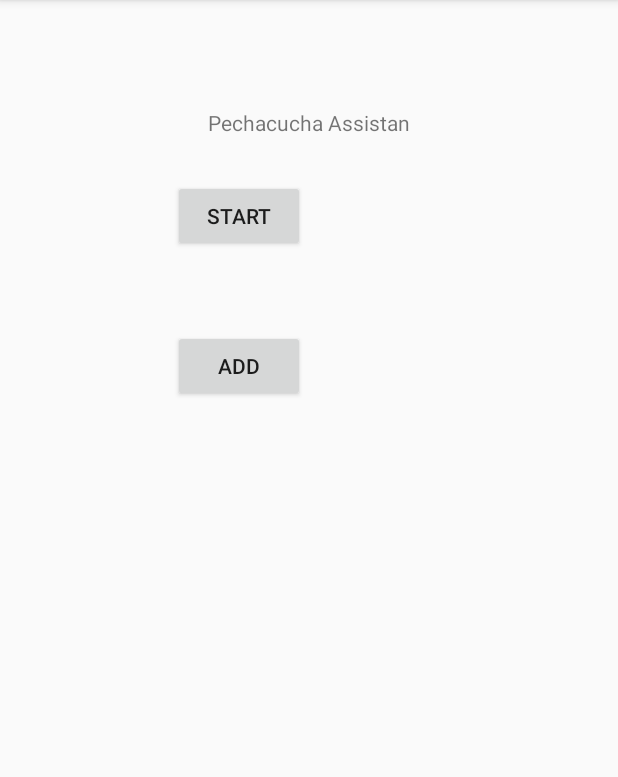
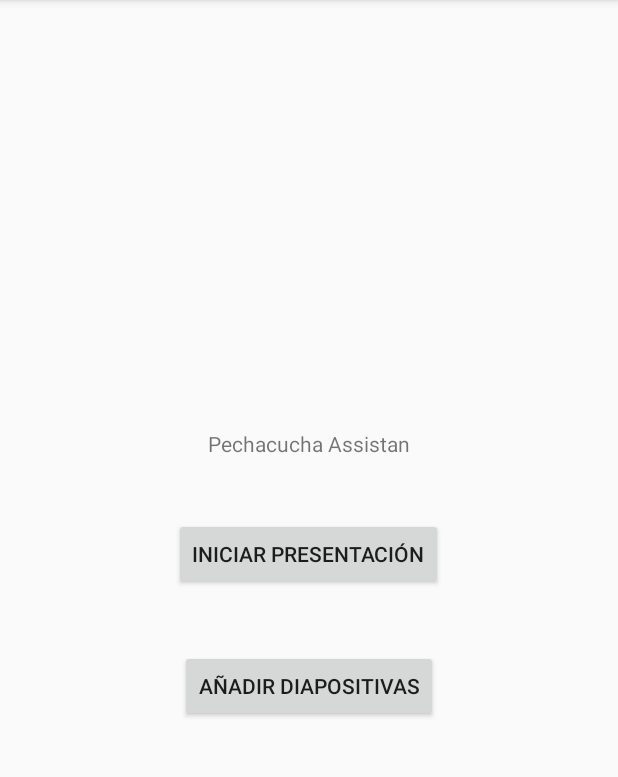
Before and after one commit to madcapitanmorgan/FinalJoe, an Android app: the screen it shows after launch (MainActivity), on a phone screen of 412 x 824 dp, the part 84-861 px from its top. Run offline under Robolectric (Android 15) with nearby library versions, the phone set to English and light mode, and no system bars.

Commit message:
Mejorado en diseño de pantallas

```diff
--- a/app/src/main/java/com/example/finaljoe/MainActivity.java
+++ b/app/src/main/java/com/example/finaljoe/MainActivity.java
@@ -3,6 +3,7 @@ package com.example.finaljoe;
 import androidx.appcompat.app.AppCompatActivity;
 import android.os.Bundle;
 import android.util.Log;
+import android.view.View;
 
 public class MainActivity extends AppCompatActivity {
 
@@ -13,4 +14,9 @@ public class MainActivity extends AppCompatActivity {
         Log.d("Helloworld","Holi");
     }
 
+    public void Start(View view) {
+    }
+
+    public void Add(View view) {
+    }
 }
--- a/app/src/main/res/layout/activity_main.xml
+++ b/app/src/main/res/layout/activity_main.xml
@@ -6,35 +6,41 @@
     android:layout_height="match_parent"
     tools:context=".MainActivity">
 
+    <!-- Engloba los componentes en un LinearLayout-->
+    <!--Define que tenga orientación vertical y
+    gravity center-->
+
+    <LinearLayout
+        android:layout_width="match_parent"
+        android:layout_height="match_parent"
+        android:orientation="vertical"
+        android:gravity="center">
+
+        <!-- Para cada elemento le pones un margin-->
         <TextView
             android:layout_width="wrap_content"
             android:layout_height="wrap_content"
             android:text="Pechacucha Assistan"
-        app:layout_constraintBottom_toBottomOf="parent"
-        app:layout_constraintLeft_toLeftOf="parent"
-        app:layout_constraintRight_toRightOf="parent"
-        app:layout_constraintTop_toTopOf="parent"
-        app:layout_constraintVertical_bias="0.096" />
-
+            android:layout_margin="20dp"
+            />
+        <!-- No olvides poner el call a OnClick-->
         <Button
             android:id="@+id/b_start"
             android:layout_width="wrap_content"
             android:layout_height="wrap_content"
-        android:layout_marginStart="115dp"
-        android:layout_marginTop="120dp"
-        android:text="Start"
-        app:layout_constraintStart_toStartOf="parent"
-        app:layout_constraintTop_toTopOf="parent" />
-
+            android:layout_margin="20dp"
+            android:text="Iniciar Presentación"
+            android:onClick="Start"/>
         <Button
             android:id="@+id/b_add"
             android:layout_width="wrap_content"
             android:layout_height="wrap_content"
-        android:layout_marginStart="115dp"
-        android:layout_marginTop="220dp"
-        android:text="Add"
-        app:layout_constraintStart_toStartOf="parent"
-        app:layout_constraintTop_toTopOf="parent" />
+            android:layout_margin="20dp"
+            android:text="Añadir Diapositivas"
+            android:onClick="Add"/>
+
+    </LinearLayout>
+
 
 
 </androidx.constraintlayout.widget.ConstraintLayout>
```
Lines whose indentation alone changed are shown as unchanged.
